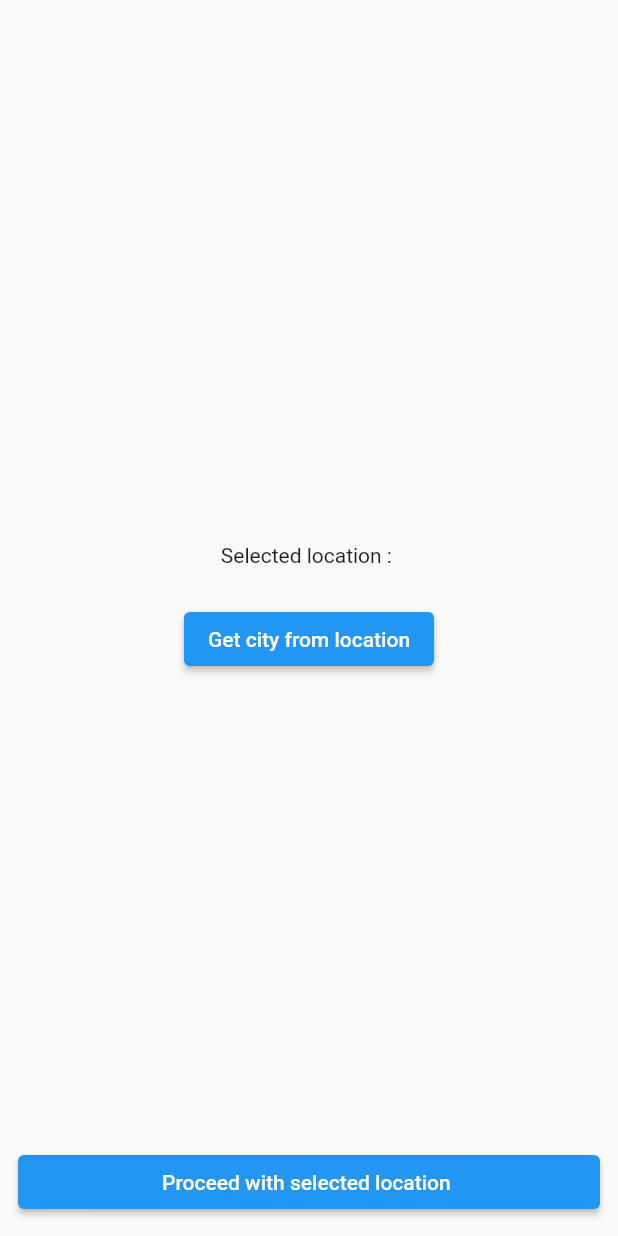
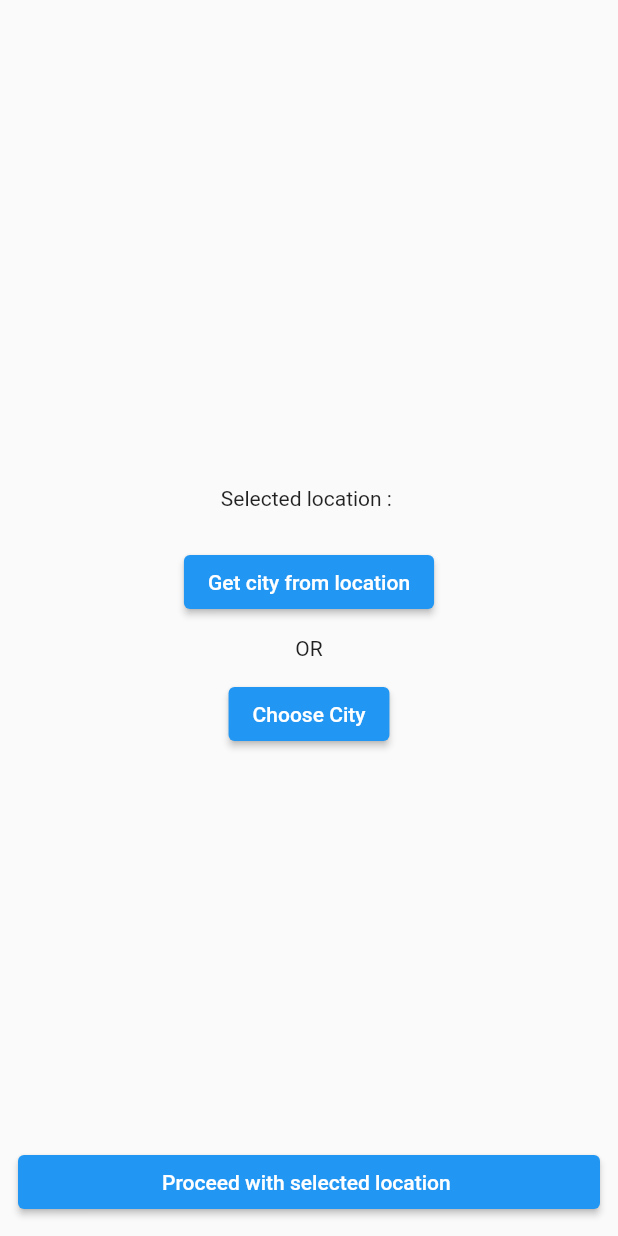
Before and after one commit to SaurabhS120/weather, a Flutter app: the screen it shows after launch, on a phone screen of 412 x 824 dp. Run offline on Flutter 3.47's test engine with Material 2 defaults, Android fonts, the light colour scheme and no system bars; our stand-ins replace dio, geocoding, geolocator, get; missing offline and left inert: country_state_city_picker; generated files the repository leaves out were written again.

Commit message:
Revert "Choose city button removed"
This reverts commit ec0c4caa363f0fcfd8de8d415345cc64d4198870.

```diff
--- a/lib/presentation/location_screen.dart
+++ b/lib/presentation/location_screen.dart
@@ -1,3 +1,4 @@
+import 'package:country_state_city_picker/country_state_city_picker.dart';
 import 'package:flutter/material.dart';
 import 'package:get/get.dart';
 import 'package:weather/domain/entity/location_entity.dart';
@@ -10,6 +11,7 @@ class LocationScreen extends StatelessWidget {
   late RxBool fetching_location;
   RxString city = ''.obs;
   Rx<LocationEntity?> location = Rx<LocationEntity?>(null);
+  RxBool _choosing_loc = false.obs;
 
   LocationScreen() {
     fetching_location = geoLocationController.checkLoading();
@@ -43,6 +45,15 @@ class LocationScreen extends StatelessWidget {
                 SizedBox(
                   height: 12,
                 ),
+                Text('OR'),
+                SizedBox(
+                  height: 12,
+                ),
+                ElevatedButton(
+                    onPressed: () {
+                      _choosing_loc.value = true;
+                    },
+                    child: Text('Choose City'))
               ],
             ),
           ),
@@ -85,6 +96,21 @@ class LocationScreen extends StatelessWidget {
                   ));
             },
           ),
+          Obx(
+            () => Visibility(
+                visible: _choosing_loc.isTrue,
+                child: Container(
+                  color: Colors.white,
+                  child: SelectState(
+                    onCityChanged: (value) {
+                      this.city.value = value;
+                      _choosing_loc.value = false;
+                    },
+                    onCountryChanged: (value) {},
+                    onStateChanged: (value) {},
+                  ),
+                )),
+          ),
         ],
       ),
     );
```
